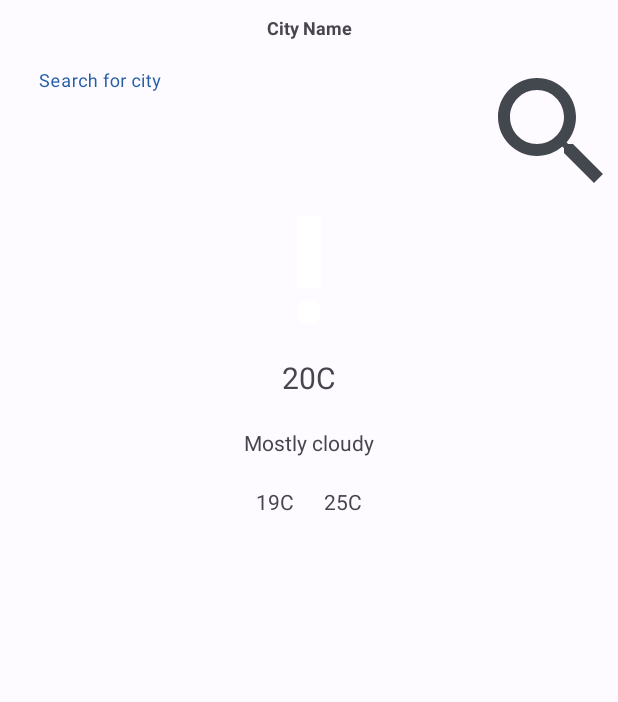
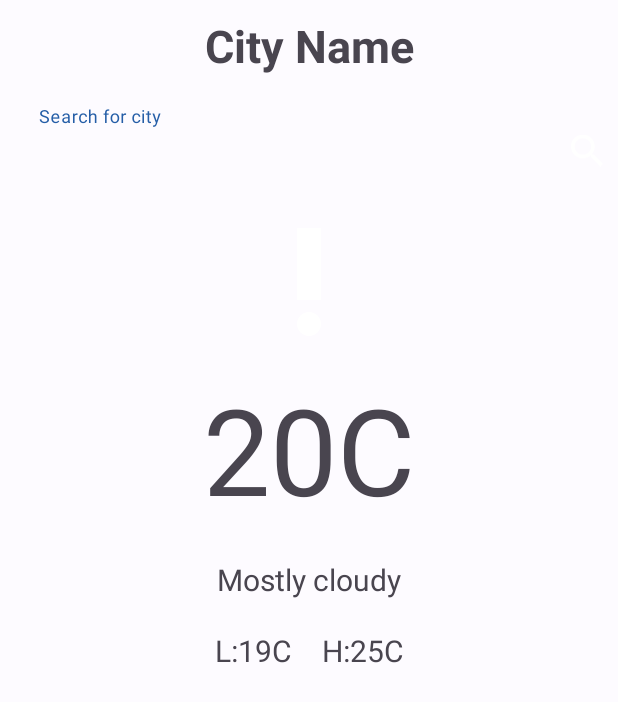
Before and after one commit to mpoleshvaiko/WeatherApplication, an Android app: the screen it shows after launch (WeatherActivity), on a phone screen of 412 x 824 dp. Shown: the top 702 px of the screen. Run offline under Robolectric (Android 15) with nearby library versions, the light colour scheme and no system bars; our stand-ins replace Dagger/Hilt's generated code; 3 statements that could not run were skipped.

Commit message:
- changed text size - added image view instead of default image in input layout

```diff
--- a/app/src/main/res/layout/activity_weather.xml
+++ b/app/src/main/res/layout/activity_weather.xml
@@ -14,20 +14,26 @@
         android:padding="10dp"
         android:text="City Name"
         android:textAlignment="center"
-        android:textSize="12sp"
+        android:textSize="30sp"
         android:textStyle="bold" />
+
+    <LinearLayout
+        android:id="@+id/search_layout"
+        android:layout_width="match_parent"
+        android:layout_height="wrap_content"
+        android:layout_below="@id/text_city_name"
+        android:orientation="horizontal"
+        android:weightSum="5">
 
         <com.google.android.material.textfield.TextInputLayout
             android:id="@+id/text_input_layout"
-        android:layout_width="match_parent"
+            style="@style/Widget.MaterialComponents.TextInputLayout.OutlinedBox"
+            android:layout_width="0dp"
             android:layout_height="wrap_content"
-        android:layout_below="@id/text_city_name"
+            android:layout_weight="4.5"
             android:background="@android:color/transparent"
             android:hint="Search for city"
-        android:padding="10dp"
-        app:boxStrokeColor="@android:color/transparent"
-        app:endIconDrawable="@drawable/ic_search"
-        app:endIconMode="custom">
+            android:padding="10dp">
 
             <com.google.android.material.textfield.TextInputEditText
                 android:id="@+id/edit_text"
@@ -35,14 +41,27 @@
                 android:layout_height="match_parent"
                 android:background="@android:color/transparent"
                 android:inputType="text"
-            android:singleLine="true" />
+                android:singleLine="true"
+                android:textSize="14sp" />
         </com.google.android.material.textfield.TextInputLayout>
+
+        <ImageView
+            android:id="@+id/image_search"
+            android:layout_width="0dp"
+            android:layout_height="match_parent"
+            android:layout_gravity="center"
+            android:layout_weight="0.5"
+            android:background="@android:color/transparent"
+            android:padding="10dp"
+            android:src="@drawable/ic_search" />
+
+    </LinearLayout>
 
     <ImageView
         android:id="@+id/weather_icon"
         android:layout_width="wrap_content"
         android:layout_height="wrap_content"
-        android:layout_below="@id/text_input_layout"
+        android:layout_below="@id/search_layout"
         android:layout_centerHorizontal="true"
         android:src="@drawable/ic_default" />
 
@@ -55,7 +74,7 @@
         android:padding="10dp"
         android:text="20C"
         android:textAlignment="center"
-        android:textSize="20sp" />
+        android:textSize="80sp" />
 
     <TextView
         android:id="@+id/text_condition"
@@ -65,7 +84,8 @@
         android:gravity="center_horizontal"
         android:padding="10dp"
         android:text="Mostly cloudy"
-        android:textAlignment="center" />
+        android:textAlignment="center"
+        android:textSize="20sp" />
 
     <androidx.constraintlayout.widget.ConstraintLayout
         android:layout_width="match_parent"
@@ -77,8 +97,9 @@
             android:layout_width="wrap_content"
             android:layout_height="wrap_content"
             android:padding="10dp"
-            android:text="19C"
+            android:text="L:19C"
             android:textAlignment="center"
+            android:textSize="20sp"
             app:layout_constraintEnd_toStartOf="@+id/text_min_temperature"
             app:layout_constraintHorizontal_chainStyle="packed"
             app:layout_constraintStart_toStartOf="parent"
@@ -89,8 +110,9 @@
             android:layout_width="wrap_content"
             android:layout_height="wrap_content"
             android:padding="10dp"
-            android:text="25C"
+            android:text="H:25C"
             android:textAlignment="center"
+            android:textSize="20sp"
             app:layout_constraintEnd_toEndOf="parent"
             app:layout_constraintStart_toEndOf="@id/text_max_temperature"
             app:layout_constraintTop_toTopOf="parent" />
```
Lines whose indentation alone changed are shown as unchanged.
